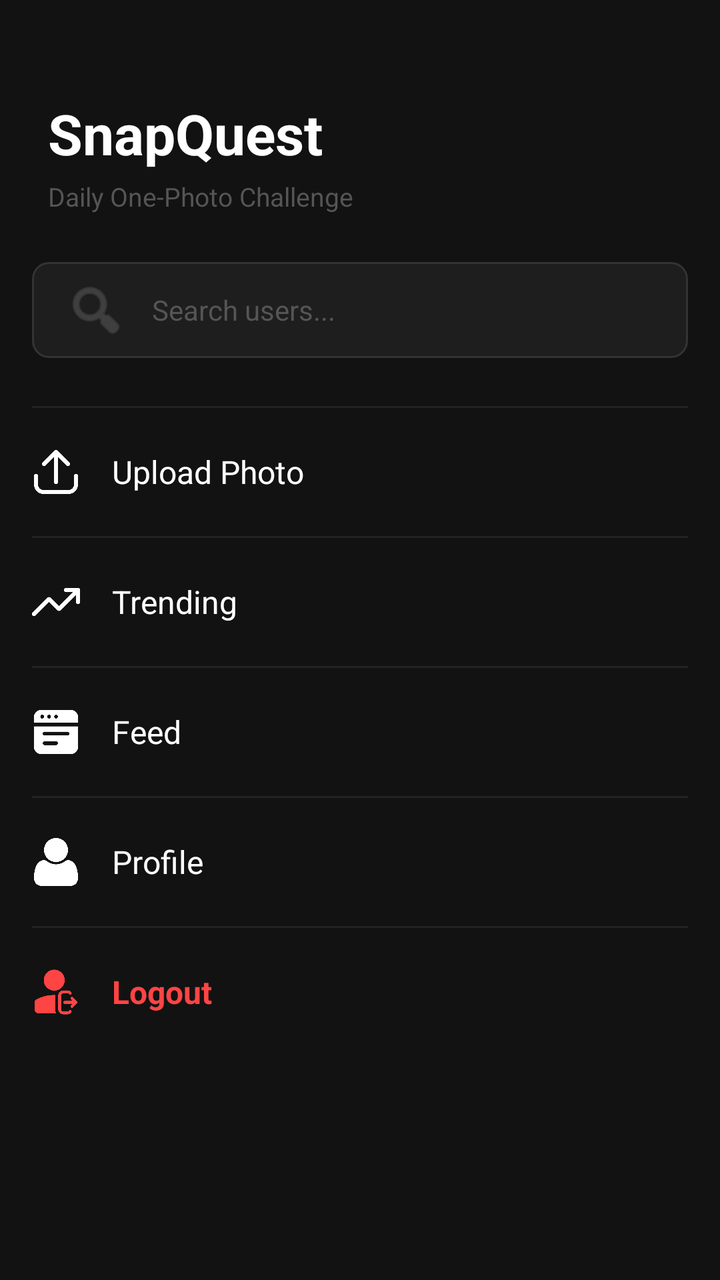
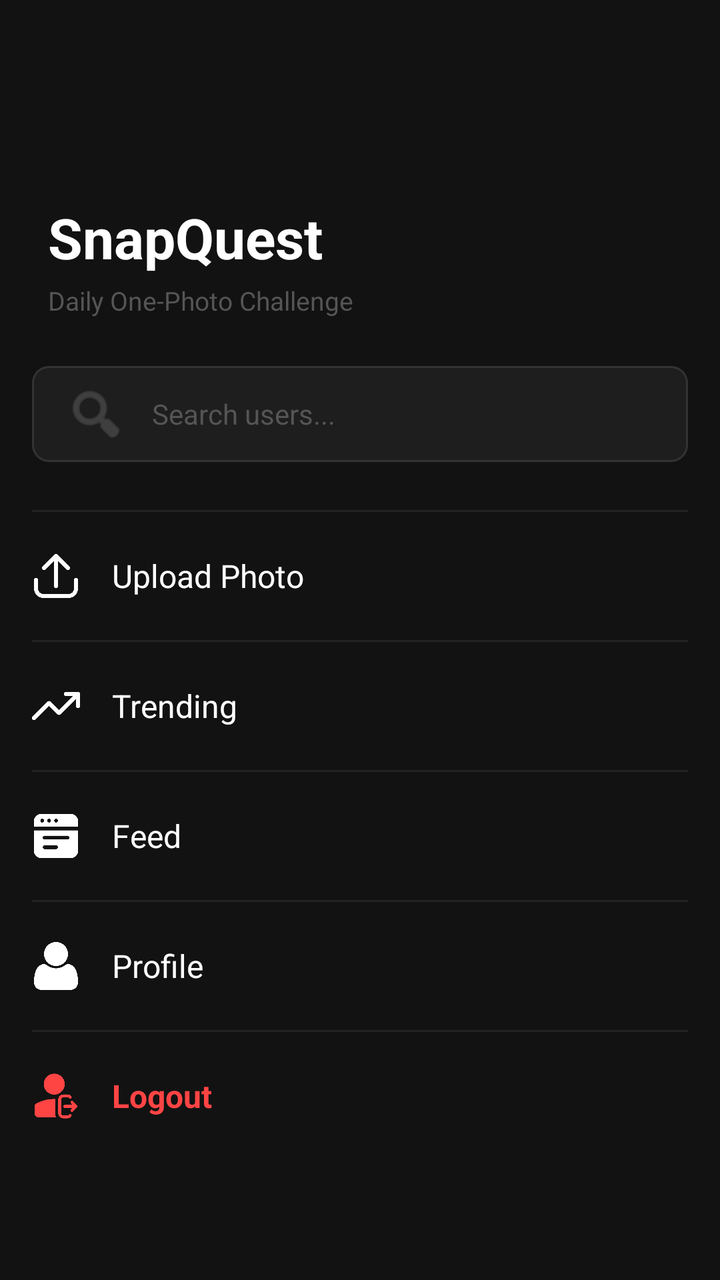

Compare the two renders of this Android layout. The source of the first and the diff that turns it into the second are given below.
<!-- AndroidManifest.xml: application theme Theme.SnapQuest -->
<!-- res/layout/activity_home.xml -->
<?xml version="1.0" encoding="utf-8"?>
<LinearLayout xmlns:android="http://schemas.android.com/apk/res/android"
    xmlns:app="http://schemas.android.com/apk/res-auto"
    android:layout_width="match_parent"
    android:layout_height="match_parent"
    android:orientation="vertical"
    android:background="#121212">

    <TextView
        android:layout_width="match_parent"
        android:layout_height="wrap_content"
        android:text="SnapQuest"
        android:textColor="#FFFFFF"
        android:textSize="28sp"
        android:textStyle="bold"
        android:paddingStart="24dp"
        android:paddingTop="48dp"
        android:paddingBottom="4dp"/>

    <TextView
        android:layout_width="match_parent"
        android:layout_height="wrap_content"
        android:text="Daily One-Photo Challenge"
        android:textColor="#555555"
        android:textSize="13sp"
        android:paddingStart="24dp"
        android:layout_marginBottom="24dp"/>

    <ScrollView
        android:layout_width="match_parent"
        android:layout_height="match_parent">

        <LinearLayout
            android:layout_width="match_parent"
            android:layout_height="wrap_content"
            android:orientation="vertical"
            android:paddingStart="16dp"
            android:paddingEnd="16dp">

            <EditText
                android:id="@+id/btnSearch"
                android:layout_width="match_parent"
                android:layout_height="48dp"
                android:layout_marginBottom="8dp"
                android:hint="Search users..."
                android:paddingStart="16dp"
                android:paddingEnd="16dp"
                android:textSize="14sp"
                android:textColorHint="#555555"
                android:textColor="#FFFFFF"
                android:focusable="false"
                android:clickable="true"
                android:drawableStart="@android:drawable/ic_menu_search"
                android:drawablePadding="12dp"
                android:drawableTint="#555555"
                android:background="@drawable/input_background"/>

            <View android:layout_width="match_parent" android:layout_height="1dp" android:background="#222222" android:layout_marginTop="16dp"/>

            <LinearLayout
                android:id="@+id/btnUploadPhoto"
                android:layout_width="match_parent"
                android:layout_height="64dp"
                android:gravity="center_vertical"
                android:clickable="true"
                android:focusable="true"
                android:orientation="horizontal"
                android:background="?attr/selectableItemBackground">
                <ImageView
                    android:layout_width="24dp"
                    android:layout_height="24dp"
                    android:src="@drawable/upload_icon"
                    android:layout_marginEnd="16dp"
                    app:tint="#FFFFFF"/>
                <TextView
                    android:layout_width="wrap_content"
                    android:layout_height="wrap_content"
                    android:text="Upload Photo"
                    android:textSize="16sp"
                    android:textColor="#FFFFFF"/>
            </LinearLayout>

            <View android:layout_width="match_parent" android:layout_height="1dp" android:background="#222222"/>

            <LinearLayout
                android:id="@+id/btnTrending"
                android:layout_width="match_parent"
                android:layout_height="64dp"
                android:gravity="center_vertical"
                android:clickable="true"
                android:focusable="true"
                android:orientation="horizontal"
                android:background="?attr/selectableItemBackground">
                <ImageView
                    android:layout_width="24dp"
                    android:layout_height="24dp"
                    android:src="@drawable/trend_icon"
                    android:layout_marginEnd="16dp"
                    app:tint="#FFFFFF"/>
                <TextView
                    android:layout_width="wrap_content"
                    android:layout_height="wrap_content"
                    android:text="Trending"
                    android:textSize="16sp"
                    android:textColor="#FFFFFF"/>
            </LinearLayout>

            <View android:layout_width="match_parent" android:layout_height="1dp" android:background="#222222"/>

            <LinearLayout
                android:id="@+id/btnFeed"
                android:layout_width="match_parent"
                android:layout_height="64dp"
                android:gravity="center_vertical"
                android:clickable="true"
                android:focusable="true"
                android:orientation="horizontal"
                android:background="?attr/selectableItemBackground">
                <ImageView
                    android:layout_width="24dp"
                    android:layout_height="24dp"
                    android:src="@drawable/feed_icon"
                    android:layout_marginEnd="16dp"
                    app:tint="#FFFFFF"/>
                <TextView
                    android:layout_width="wrap_content"
                    android:layout_height="wrap_content"
                    android:text="Feed"
                    android:textSize="16sp"
                    android:textColor="#FFFFFF"/>
            </LinearLayout>

            <View android:layout_width="match_parent" android:layout_height="1dp" android:background="#222222"/>

            <LinearLayout
                android:id="@+id/btnProfile"
                android:layout_width="match_parent"
                android:layout_height="64dp"
                android:gravity="center_vertical"
                android:clickable="true"
                android:focusable="true"
                android:orientation="horizontal"
                android:background="?attr/selectableItemBackground">
                <ImageView
                    android:layout_width="24dp"
                    android:layout_height="24dp"
                    android:src="@drawable/profile_icon"
                    android:layout_marginEnd="16dp"
                    app:tint="#FFFFFF"/>
                <TextView
                    android:layout_width="wrap_content"
                    android:layout_height="wrap_content"
                    android:text="Profile"
                    android:textSize="16sp"
                    android:textColor="#FFFFFF"/>
            </LinearLayout>

            <View android:layout_width="match_parent" android:layout_height="1dp" android:background="#222222"/>

            <LinearLayout
                android:id="@+id/btnLogout"
                android:layout_width="match_parent"
                android:layout_height="64dp"
                android:gravity="center_vertical"
                android:clickable="true"
                android:focusable="true"
                android:orientation="horizontal"
                android:background="?attr/selectableItemBackground">
                <ImageView
                    android:layout_width="24dp"
                    android:layout_height="24dp"
                    android:src="@drawable/logout_icon"
                    android:layout_marginEnd="16dp"
                    app:tint="#FF4444"/>
                <TextView
                    android:layout_width="wrap_content"
                    android:layout_height="wrap_content"
                    android:text="Logout"
                    android:textSize="16sp"
                    android:textColor="#FF4444"
                    android:textStyle="bold"/>
            </LinearLayout>

        </LinearLayout>
    </ScrollView>
</LinearLayout>
<!-- resources referenced by this layout -->
<resources>
  <!-- drawable feed_icon: png bitmap (drawable, 8129 bytes) -->
  <!-- drawable input_background (drawable) -->
  <?xml version="1.0" encoding="utf-8"?>
  <shape xmlns:android="http://schemas.android.com/apk/res/android"
      android:shape="rectangle">
      <solid android:color="#1E1E1E"/>
      <stroke android:width="1dp" android:color="#333333"/>
      <corners android:radius="8dp"/>
  </shape>
  <!-- drawable logout_icon: png bitmap (drawable, 10584 bytes) -->
  <!-- drawable profile_icon: png bitmap (drawable, 5903 bytes) -->
  <!-- drawable trend_icon: png bitmap (drawable, 4695 bytes) -->
  <!-- drawable upload_icon: png bitmap (drawable, 7808 bytes) -->
  <style name="Theme.SnapQuest" parent="Base.Theme.SnapQuest" />
  <style name="Base.Theme.SnapQuest" parent="Theme.Material3.DayNight.NoActionBar">
          
          
      </style>
</resources>

<!-- the commit's change to res/layout/activity_home.xml (unified diff, before → after) -->
@@ -14,7 +14,7 @@
         android:textSize="28sp"
         android:textStyle="bold"
         android:paddingStart="24dp"
-        android:paddingTop="48dp"
+        android:paddingTop="100dp"
         android:paddingBottom="4dp"/>
 
     <TextView
